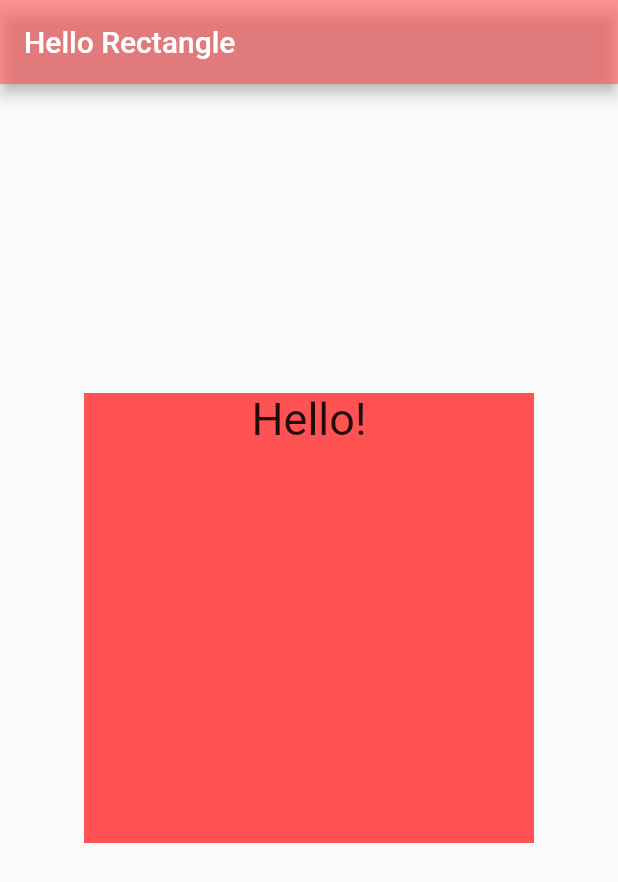
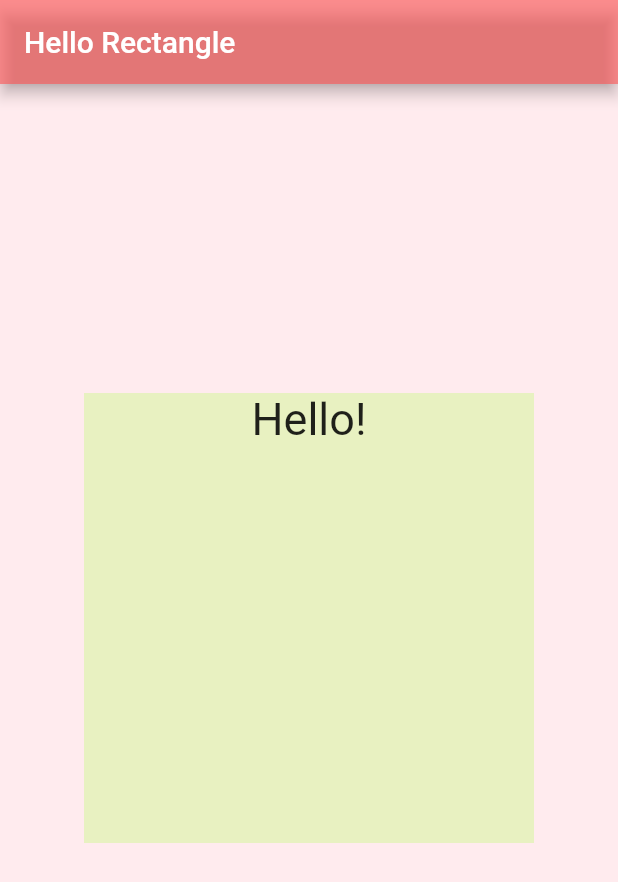
Before and after one commit to mercurial-harsh/hello-flutter, a Flutter app: the screen it shows after launch, on a phone screen of 412 x 824 dp. Shown: the top 882 px of the screen. Run offline on Flutter 3.47's test engine with Material 2 defaults, Android fonts, the phone set to English and light mode, and no system bars.

Commit message:
hellow world tinkered

```diff
--- a/lib/main.dart
+++ b/lib/main.dart
@@ -5,6 +5,7 @@ void main() {
     debugShowCheckedModeBanner: false,
     title: 'Hello brother',
     home: Scaffold(
+      backgroundColor: Colors.red[50],
       extendBodyBehindAppBar: true,
       appBar: AppBar(
         title: Text('Hello Rectangle'),
@@ -20,7 +21,7 @@ class HelloRectangle extends StatelessWidget {
   Widget build(BuildContext context) {
     return Center(
       child: Container(
-        color: Colors.redAccent,
+        color: Colors.lightGreenAccent.withOpacity(0.3),
         height: 300.0,
         width: 300.0,
         child: Text(
```
